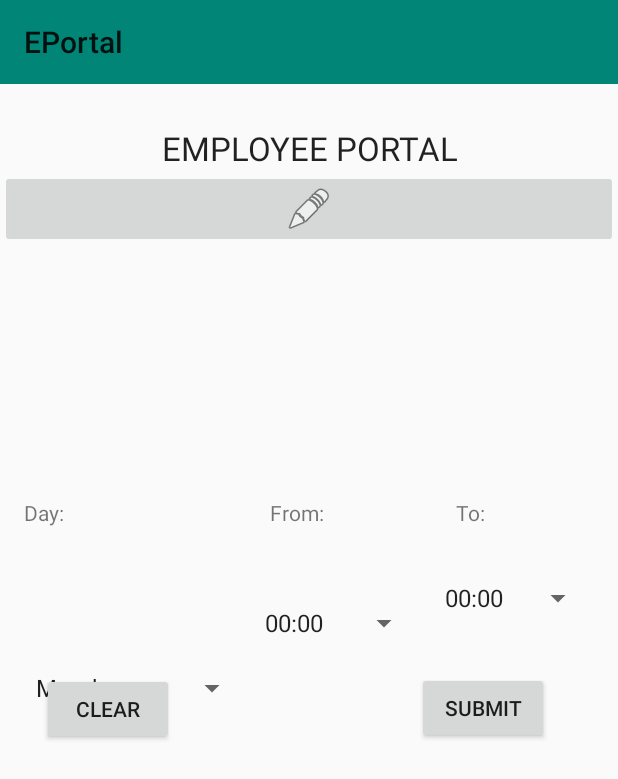
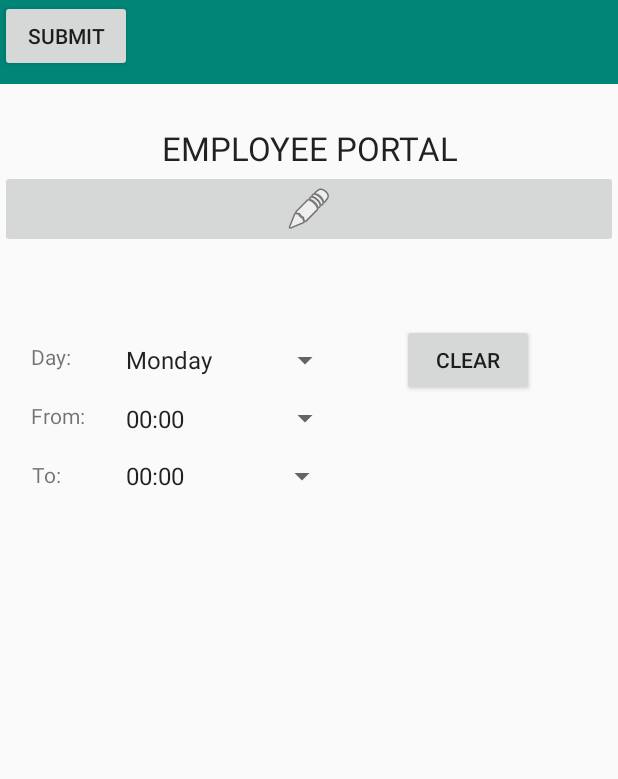
Before and after one commit to agupta1897/ShiftShare, an Android app: the EPortal screen opened directly, with no data from a screen before it, on a phone screen of 412 x 824 dp. Shown: the top 779 px of the screen. Run offline under Robolectric (Android 15) with nearby library versions, the phone set to English and light mode, and no system bars; our stand-ins replace Firebase (no records; nobody signed in at launch, a user with empty details on screens opened directly).

Commit message:
"Fixed" Constraints (this should be confirmed)

```diff
--- a/ShiftShare/app/src/main/res/layout/activity_eportal.xml
+++ b/ShiftShare/app/src/main/res/layout/activity_eportal.xml
@@ -11,51 +11,47 @@
         android:id="@+id/btn_clear"
         android:layout_width="wrap_content"
         android:layout_height="wrap_content"
-        android:layout_marginStart="27dp"
-        android:layout_marginTop="402dp"
-        android:layout_marginEnd="296dp"
-        android:layout_marginBottom="281dp"
+        android:layout_marginStart="8dp"
+        android:layout_marginTop="3dp"
+        android:layout_marginEnd="56dp"
+        android:layout_marginBottom="396dp"
         android:text="Clear"
         app:layout_constraintBottom_toBottomOf="parent"
         app:layout_constraintEnd_toEndOf="parent"
+        app:layout_constraintHorizontal_bias="1.0"
         app:layout_constraintStart_toStartOf="parent"
-        app:layout_constraintTop_toTopOf="parent" />
+        app:layout_constraintTop_toBottomOf="@+id/btn_submit" />
 
     <TextView
         android:id="@+id/textView5"
-        android:layout_width="24dp"
-        android:layout_height="36dp"
-        android:layout_marginTop="332dp"
-        android:layout_marginEnd="84dp"
+        android:layout_width="20dp"
+        android:layout_height="0dp"
+        android:layout_marginStart="8dp"
+        android:layout_marginTop="20dp"
+        android:layout_marginEnd="8dp"
         android:text="To:"
-        app:layout_constraintEnd_toEndOf="parent"
-        app:layout_constraintTop_toTopOf="parent" />
+        app:layout_constraintEnd_toStartOf="@+id/spinner3"
+        app:layout_constraintHorizontal_bias="0.325"
+        app:layout_constraintStart_toStartOf="parent"
+        app:layout_constraintTop_toBottomOf="@+id/textView4" />
 
     <Spinner
         android:id="@+id/spinner2"
-        android:layout_width="111dp"
-        android:layout_height="36dp"
-        android:layout_marginStart="168dp"
-        android:layout_marginTop="354dp"
-        android:layout_marginEnd="132dp"
-        android:layout_marginBottom="354dp"
-        app:layout_constraintBottom_toBottomOf="parent"
-        app:layout_constraintEnd_toEndOf="parent"
+        android:layout_width="151dp"
+        android:layout_height="21dp"
+        android:layout_marginStart="76dp"
+        android:layout_marginTop="16dp"
         app:layout_constraintStart_toStartOf="parent"
-        app:layout_constraintTop_toTopOf="parent"
-        app:layout_constraintVertical_bias="0.538" />
+        app:layout_constraintTop_toBottomOf="@+id/spinner" />
 
     <Spinner
         android:id="@+id/spinner3"
-        android:layout_width="107dp"
-        android:layout_height="37dp"
-        android:layout_marginTop="354dp"
-        android:layout_marginEnd="16dp"
-        android:layout_marginBottom="354dp"
-        app:layout_constraintBottom_toBottomOf="parent"
-        app:layout_constraintEnd_toEndOf="parent"
-        app:layout_constraintTop_toTopOf="parent"
-        app:layout_constraintVertical_bias="0.333" />
+        android:layout_width="149dp"
+        android:layout_height="23dp"
+        android:layout_marginStart="76dp"
+        android:layout_marginTop="16dp"
+        app:layout_constraintStart_toStartOf="parent"
+        app:layout_constraintTop_toBottomOf="@+id/spinner2" />
 
     <android.support.v7.widget.Toolbar
         android:id="@+id/toolbar"
@@ -102,29 +98,23 @@
 
     <Spinner
         android:id="@+id/spinner"
-        android:layout_width="149dp"
-        android:layout_height="23dp"
-        android:layout_marginStart="16dp"
-        android:layout_marginTop="354dp"
-        android:layout_marginEnd="246dp"
-        android:layout_marginBottom="354dp"
-        app:layout_constraintBottom_toBottomOf="parent"
-        app:layout_constraintEnd_toEndOf="parent"
-        app:layout_constraintHorizontal_bias="0.0"
+        android:layout_width="151dp"
+        android:layout_height="24dp"
+        android:layout_marginStart="76dp"
+        android:layout_marginTop="228dp"
         app:layout_constraintStart_toStartOf="parent"
-        app:layout_constraintTop_toTopOf="parent"
-        app:layout_constraintVertical_bias="1.0" />
+        app:layout_constraintTop_toTopOf="parent" />
 
     <TextView
         android:id="@+id/textView3"
         android:layout_width="wrap_content"
         android:layout_height="wrap_content"
-        android:layout_marginStart="16dp"
-        android:layout_marginTop="332dp"
-        android:layout_marginEnd="371dp"
+        android:layout_marginStart="8dp"
+        android:layout_marginTop="228dp"
+        android:layout_marginEnd="8dp"
         android:text="Day:"
-        app:layout_constraintEnd_toEndOf="parent"
-        app:layout_constraintHorizontal_bias="0.0"
+        app:layout_constraintEnd_toStartOf="@+id/spinner"
+        app:layout_constraintHorizontal_bias="0.382"
         app:layout_constraintStart_toStartOf="parent"
         app:layout_constraintTop_toTopOf="parent" />
 
@@ -132,25 +122,22 @@
         android:id="@+id/textView4"
         android:layout_width="wrap_content"
         android:layout_height="wrap_content"
-        android:layout_marginTop="332dp"
-        android:layout_marginEnd="196dp"
+        android:layout_marginStart="8dp"
+        android:layout_marginTop="20dp"
+        android:layout_marginEnd="8dp"
         android:text="From:"
-        app:layout_constraintEnd_toEndOf="parent"
-        app:layout_constraintTop_toTopOf="parent" />
+        app:layout_constraintEnd_toStartOf="@+id/spinner2"
+        app:layout_constraintHorizontal_bias="0.541"
+        app:layout_constraintStart_toStartOf="parent"
+        app:layout_constraintTop_toBottomOf="@+id/textView3" />
 
     <Button
         android:id="@+id/btn_submit"
         android:layout_width="wrap_content"
         android:layout_height="wrap_content"
-        android:layout_marginStart="277dp"
-        android:layout_marginTop="401dp"
-        android:layout_marginEnd="46dp"
-        android:layout_marginBottom="282dp"
         android:text="Submit"
-        app:layout_constraintBottom_toBottomOf="parent"
-        app:layout_constraintEnd_toEndOf="parent"
-        app:layout_constraintStart_toStartOf="parent"
-        app:layout_constraintTop_toTopOf="parent" />24dp"
+        tools:layout_editor_absoluteX="267dp"
+        tools:layout_editor_absoluteY="236dp" />24dp"
     tools:layout_editor_absoluteY="169dp" />55dp"
     tools:layout_editor_absoluteY="166dp" /><![CDATA[
 
```
